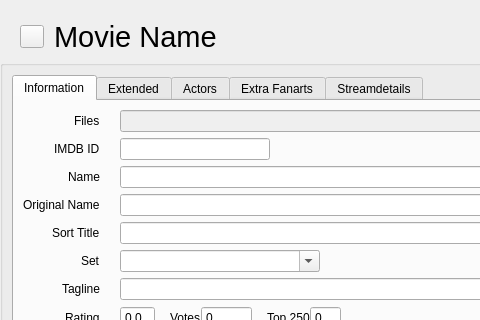
Old version of the form src/movies/MovieWidget.ui in the repository Komet/MediaElch; both pictures show x 0 to 480 and y 0 to 320 of the 934 by 811 pixel window.
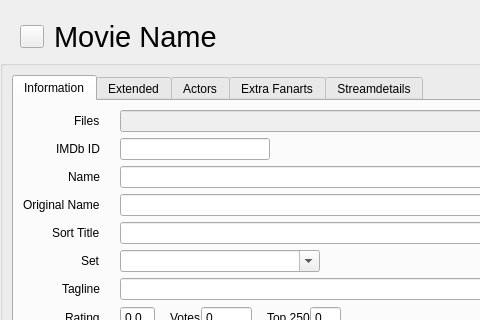
New version of the form. Icons and pictures are not drawn. Custom widgets are drawn as their Qt base class.

Patch:
```diff
--- a/src/movies/MovieWidget.ui
+++ b/src/movies/MovieWidget.ui
@@ -591,7 +591,7 @@
               <item row="1" column="0">
                <widget class="QLabel" name="label_13">
                 <property name="text">
-                 <string>IMDB ID</string>
+                 <string>IMDb ID</string>
                 </property>
                </widget>
               </item>
```
Left out of the diff: 2 changed lines with no effect on the pictures.
